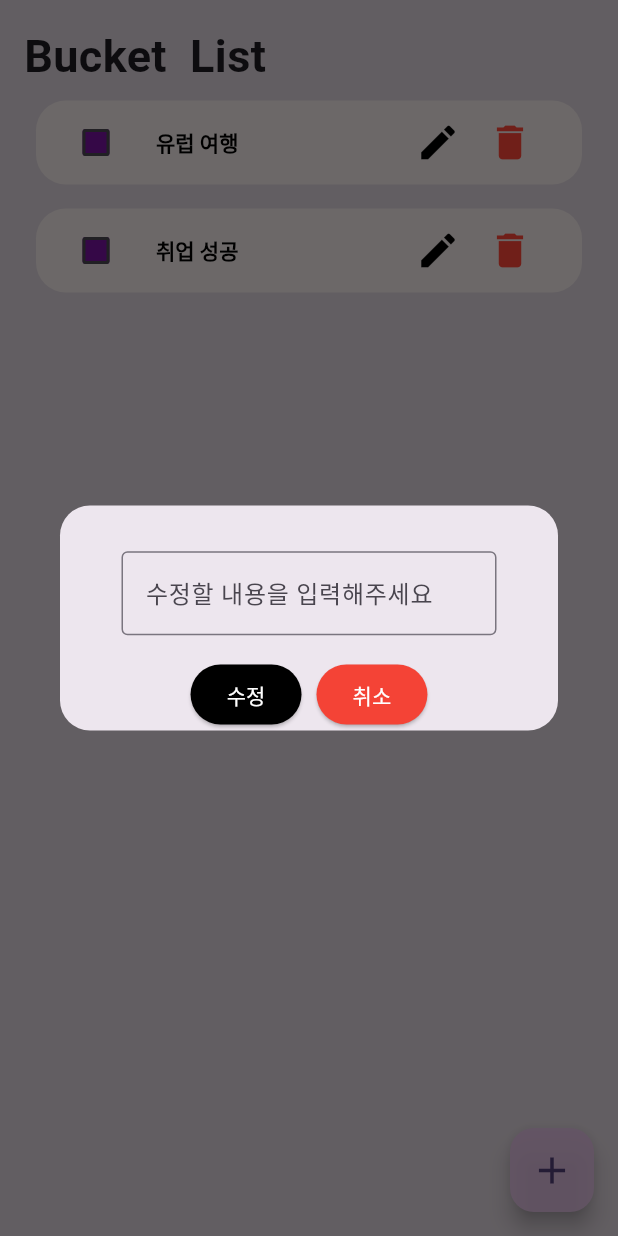
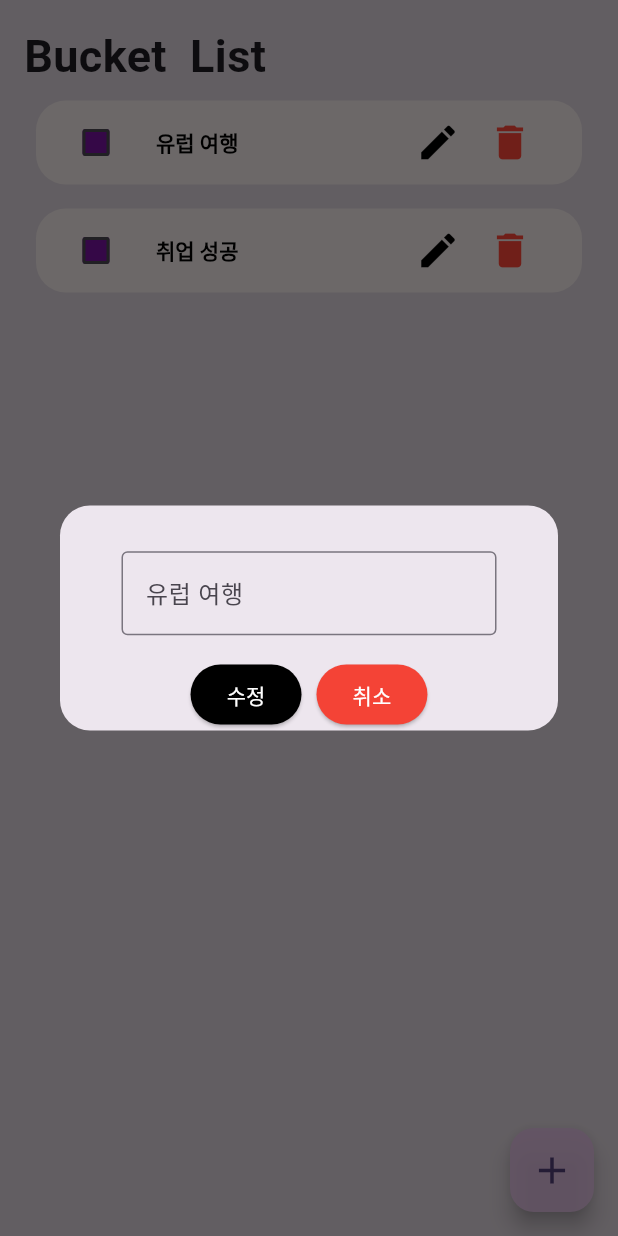
Before and after one commit to CHERIN2/bucketlist_team15, a Flutter app: the screen it shows after launch, after a tap on the "edit" icon, on a phone screen of 412 x 824 dp. Run offline on Flutter 3.47's test engine with Material 2 defaults, Android fonts, the phone set to English and light mode, and no system bars; our stand-ins replace shared_preferences.

Commit message:
editDialog.dart의 labelText를 bucketList[widget.index].content로 수정해줌

```diff
--- a/bucketlist_team15/lib/widget/editDialog.dart
+++ b/bucketlist_team15/lib/widget/editDialog.dart
@@ -1,5 +1,6 @@
 import 'package:bucketlist_team15/service/bucketList_service.dart';
 import 'package:flutter/material.dart';
+import 'package:provider/provider.dart';
 
 class editDialog extends StatefulWidget {
   editDialog({super.key, required this.service, required this.index});
@@ -12,10 +13,11 @@ class editDialog extends StatefulWidget {
 }
 
 class _editDialogState extends State<editDialog> {
-  TextEditingController textController = TextEditingController();
+  final TextEditingController _textController = TextEditingController();
 
   @override
   Widget build(BuildContext context) {
+
     return Dialog(
       shape: RoundedRectangleBorder(borderRadius: BorderRadius.circular(20)),
       child: SizedBox(
@@ -27,10 +29,10 @@ class _editDialogState extends State<editDialog> {
             SizedBox(
               width: 250,
               child: TextField(
-                controller: textController,
+                controller: _textController,
                 decoration: InputDecoration(
                   border: OutlineInputBorder(),
-                  labelText: '수정할 내용을 입력해주세요',
+                  labelText: widget.service.bucketList[widget.index].content,
                 ),
               ),
             ),
@@ -43,7 +45,7 @@ class _editDialogState extends State<editDialog> {
                   ),
                   onPressed: () {
                     widget.service.updateBucket(
-                        index: widget.index, content: textController.text);
+                        index: widget.index, content: _textController.text);
                     Navigator.of(context).pop();
                   },
                   child: Text(
```
